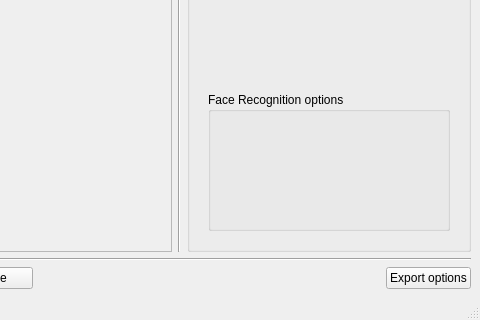
Old version of the form mainwindow.ui in the repository nikkonrom/imager; both pictures show x 410 to 890 and y 199 to 519 of the 890 by 519 pixel window.
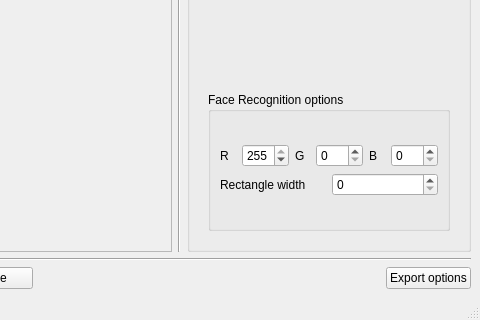
New version of the form. The open tabs and pages were chosen to show the change. Icons and pictures are not drawn. Custom widgets are drawn as their Qt base class.

```diff
--- a/mainwindow.ui
+++ b/mainwindow.ui
@@ -162,15 +162,105 @@
                    <property name="title">
                     <string>Face Recognition options</string>
                    </property>
-                  </widget>
-                 </item>
-                </layout>
-               </widget>
+                   <layout class="QGridLayout" name="gridLayout_2">
+                    <item row="0" column="0">
+                     <layout class="QVBoxLayout" name="verticalLayout_5">
+                      <item>
+                       <layout class="QHBoxLayout" name="horizontalLayout_7">
+                        <item>
+                         <widget class="QLabel" name="label">
+                          <property name="text">
+                           <string>R</string>
+                          </property>
+                         </widget>
+                        </item>
+                        <item>
+                         <widget class="QSpinBox" name="spinBoxR">
+                          <property name="maximum">
+                           <number>255</number>
+                          </property>
+                          <property name="value">
+                           <number>255</number>
+                          </property>
+                         </widget>
+                        </item>
+                        <item>
+                         <widget class="QLabel" name="label_2">
+                          <property name="text">
+                           <string>G</string>
+                          </property>
+                         </widget>
+                        </item>
+                        <item>
+                         <widget class="QSpinBox" name="spinBoxG">
+                          <property name="maximum">
+                           <number>255</number>
+                          </property>
+                         </widget>
+                        </item>
+                        <item>
+                         <widget class="QLabel" name="label_3">
+                          <property name="text">
+                           <string>B</string>
+                          </property>
+                         </widget>
+                        </item>
+                        <item>
+                         <widget class="QSpinBox" name="spinBoxB">
+                          <property name="maximum">
+                           <number>255</number>
+                          </property>
+                         </widget>
+                        </item>
+                       </layout>
+                      </item>
+                      <item>
+                       <layout class="QHBoxLayout" name="horizontalLayout_8">
+                        <item>
+                         <widget class="QLabel" name="label_4">
+                          <property name="text">
+                           <string>Rectangle width</string>
+                          </property>
+                         </widget>
+                        </item>
+                        <item>
+                         <widget class="QSpinBox" name="spinBoxWidth">
+                          <property name="maximum">
+                           <number>10</number>
+                          </property>
               </widget>
              </item>
             </layout>
            </item>
           </layout>
+                    </item>
+                   </layout>
+                   <zorder>spinBoxG</zorder>
+                   <zorder>spinBoxR</zorder>
+                   <zorder>spinBoxB</zorder>
+                   <zorder>outputLabel</zorder>
+                   <zorder>spinBoxR</zorder>
+                   <zorder>label</zorder>
+                   <zorder>label_2</zorder>
+                   <zorder>label_3</zorder>
+                   <zorder>label_4</zorder>
+                   <zorder>spinBoxWidth</zorder>
+                  </widget>
+                 </item>
+                </layout>
+               </widget>
+              </widget>
+             </item>
+            </layout>
+           </item>
+          </layout>
+         </widget>
+        </item>
+        <item row="0" column="2">
+         <widget class="Line" name="line_2">
+          <property name="orientation">
+           <enum>Qt::Vertical</enum>
+          </property>
          </widget>
         </item>
         <item row="0" column="1">
```
Left out of the diff: 11 changed lines with no effect on the pictures. Lines whose indentation alone changed are shown as unchanged.
